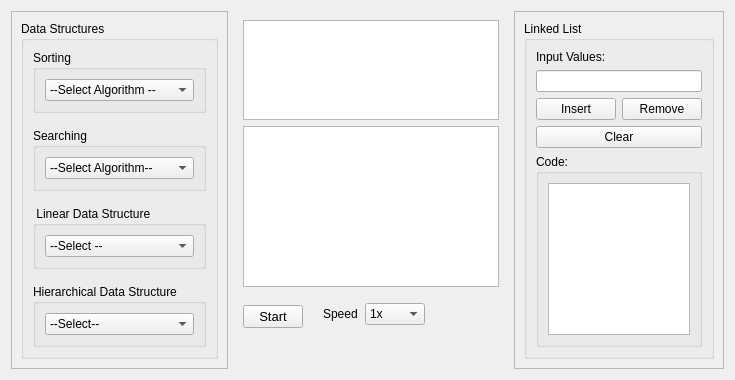
The window that form.ui (Binaya764/DSA-Visualizer) describes before a commit, drawn with Qt 5.
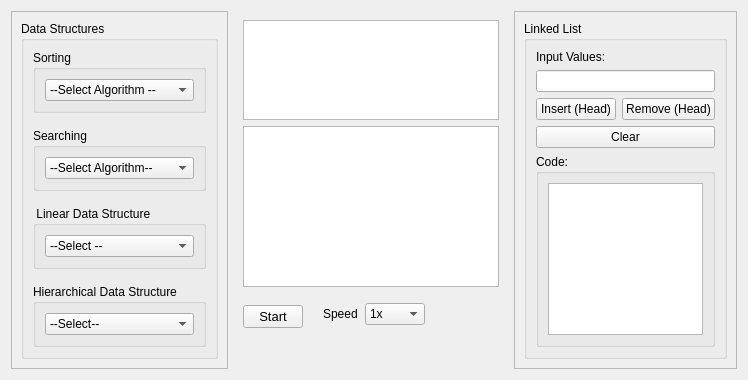
The same window after the commit. The open tabs and pages were chosen to show the change.

The edit to the form file:
```diff
--- a/form.ui
+++ b/form.ui
@@ -1087,14 +1087,14 @@
                   <item>
                    <widget class="QPushButton" name="BtnInsert_LinkedList">
                     <property name="text">
-                     <string>Insert</string>
+                     <string>Insert (Head)</string>
                     </property>
                    </widget>
                   </item>
                   <item>
                    <widget class="QPushButton" name="BtnRemove_LinkedList">
                     <property name="text">
-                     <string>Remove</string>
+                     <string>Remove (Head)</string>
                     </property>
                    </widget>
                   </item>
```
Left out of the diff: 2 changed lines with no effect on the pictures.
